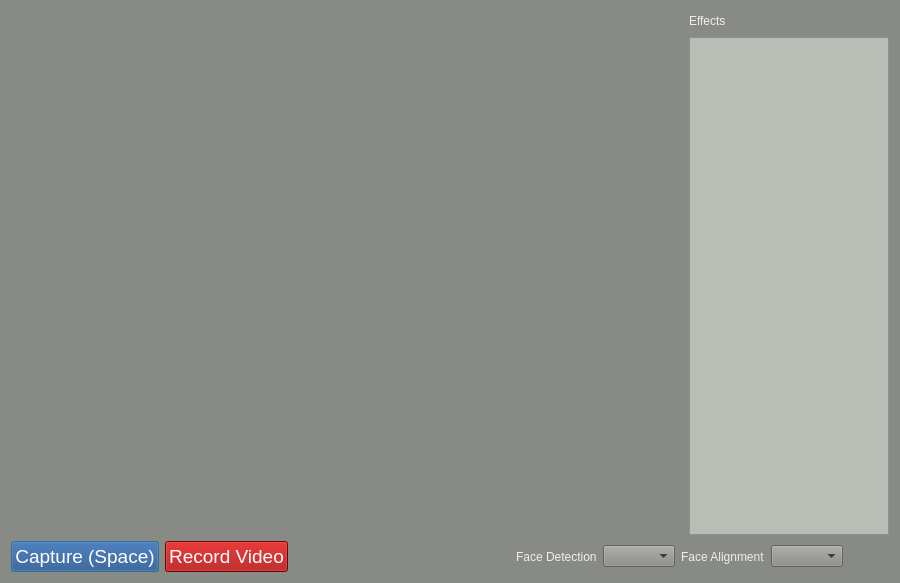
Before: the Qt Designer form src/gui/mainwindow.ui in vietanhdev/facecam, drawn with Qt 5.
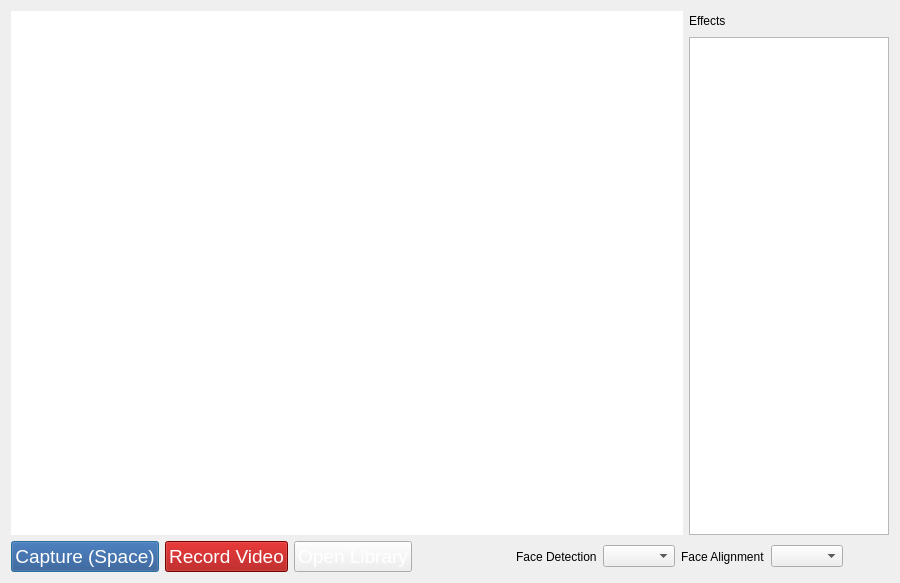
After: the same form once the commit is applied. Icons and pictures are not drawn.

Diff of the .ui file:
```diff
--- a/src/gui/mainwindow.ui
+++ b/src/gui/mainwindow.ui
@@ -17,7 +17,7 @@
    <bool>false</bool>
   </property>
   <property name="styleSheet">
-   <string notr="true">background-color: rgb(136, 138, 133)</string>
+   <string notr="true"/>
   </property>
   <widget class="QWidget" name="centralWidget">
    <layout class="QGridLayout" name="gridLayout">
@@ -76,6 +76,27 @@
         </property>
        </widget>
       </item>
+      <item>
+       <widget class="QPushButton" name="openLibraryBtn">
+        <property name="styleSheet">
+         <string notr="true">color: rgb(255, 255, 255);
+font: 57 14pt;</string>
+        </property>
+        <property name="text">
+         <string>Open Library</string>
+        </property>
+        <property name="icon">
+         <iconset resource="../../resources.qrc">
+          <normaloff>:/resources/images/library-icon.png</normaloff>:/resources/images/library-icon.png</iconset>
+        </property>
+        <property name="iconSize">
+         <size>
+          <width>32</width>
+          <height>32</height>
+         </size>
+        </property>
+       </widget>
+      </item>
       <item>
        <spacer name="horizontalSpacer">
         <property name="orientation">
@@ -95,7 +116,7 @@
          <bool>false</bool>
         </property>
         <property name="styleSheet">
-         <string notr="true">color: rgb(238, 238, 236);</string>
+         <string notr="true"/>
         </property>
         <property name="text">
          <string>Face Detection</string>
@@ -105,7 +126,7 @@
       <item>
        <widget class="QComboBox" name="faceDetectorSelector">
         <property name="styleSheet">
-         <string notr="true">color: rgb(0, 0, 0);</string>
+         <string notr="true"/>
         </property>
        </widget>
       </item>
@@ -115,7 +136,7 @@
          <bool>false</bool>
         </property>
         <property name="styleSheet">
-         <string notr="true">color: rgb(238, 238, 236);</string>
+         <string notr="true"/>
         </property>
         <property name="text">
          <string>Face Alignment</string>
@@ -125,7 +146,7 @@
       <item>
        <widget class="QComboBox" name="comboBox_2">
         <property name="styleSheet">
-         <string notr="true">color: rgb(0, 0, 0);</string>
+         <string notr="true"/>
         </property>
        </widget>
       </item>
@@ -207,7 +228,7 @@
            <bool>false</bool>
           </property>
           <property name="styleSheet">
-           <string notr="true">color: rgb(238, 238, 236);</string>
+           <string notr="true"/>
           </property>
           <property name="text">
            <string>Effects</string>
@@ -235,8 +256,7 @@
            </size>
           </property>
           <property name="styleSheet">
-           <string notr="true">color: rgb(46, 52, 54);
-background-color: rgb(186, 189, 182);</string>
+           <string notr="true"/>
           </property>
           <property name="iconSize">
            <size>
```
